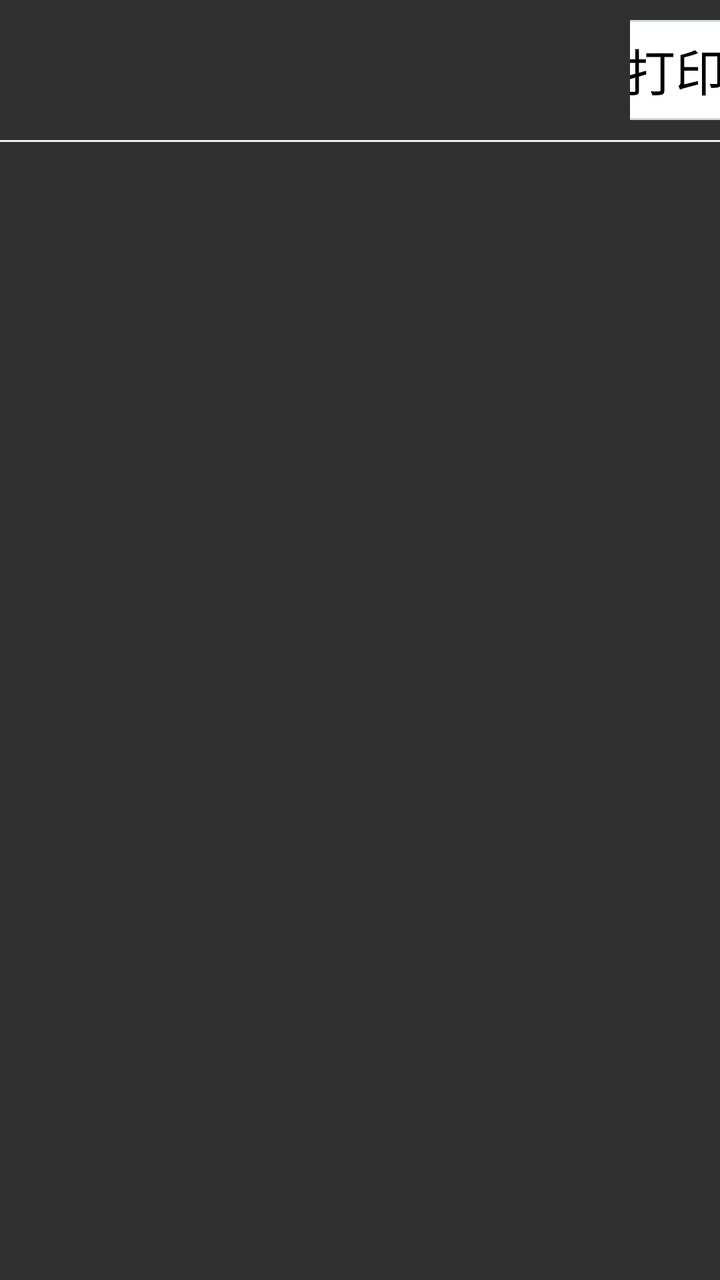
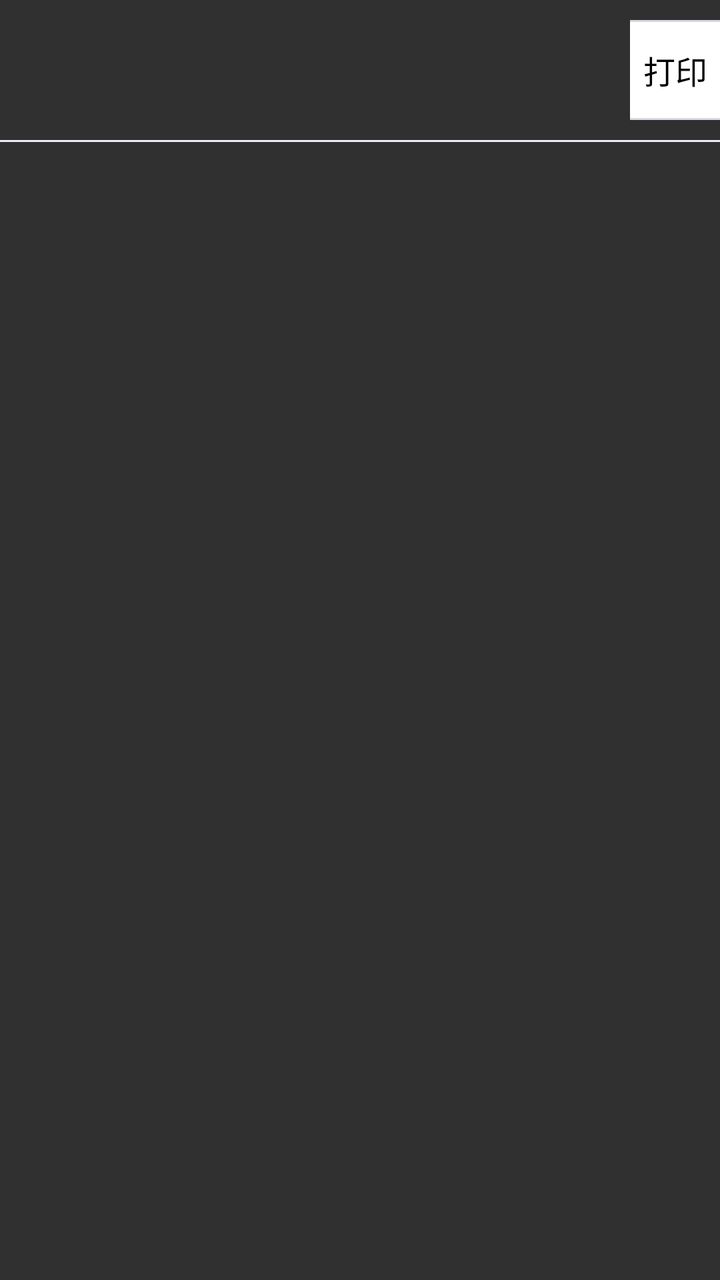

Screens rendered from an Android XML layout before and after an edit, with the pre-edit source and the edit as a unified diff.
<!-- AndroidManifest.xml: application theme Base.Theme.UHMCS -->
<!-- res/layout/item_relieve_shift.xml -->
<?xml version="1.0" encoding="utf-8"?>
<LinearLayout xmlns:android="http://schemas.android.com/apk/res/android"
    android:orientation="vertical"
    android:layout_width="match_parent"
    android:layout_height="wrap_content">
    <LinearLayout
        android:layout_width="match_parent"
        android:layout_height="wrap_content"
        android:paddingTop="10dp"
        android:paddingBottom="10dp">
        <TextView
            android:id="@+id/xuhao_tv"
            android:layout_width="0dp"
            android:layout_height="match_parent"
            android:gravity="center"
            android:text=""
            android:textSize="25dp"
            android:textColor="@color/black"
            android:layout_weight="1"/>
        <TextView
            android:id="@+id/time_tv"
            android:layout_width="0dp"
            android:layout_height="match_parent"
            android:gravity="center"
            android:text=""
            android:textSize="25dp"
            android:textColor="@color/black"
            android:layout_weight="2"/>
        <TextView
            android:id="@+id/shouyinyuan_tv"
            android:layout_width="0dp"
            android:layout_height="match_parent"
            android:gravity="center"
            android:text=""
            android:textSize="25dp"
            android:textColor="@color/black"
            android:layout_weight="1"/>
        <TextView
            android:id="@+id/shoukuan_tv"
            android:layout_width="0dp"
            android:layout_height="match_parent"
            android:gravity="center"
            android:text=""
            android:textSize="25dp"
            android:textColor="@color/black"
            android:layout_weight="1"/>
        <TextView
            android:id="@+id/tuikuan_tv"
            android:layout_width="0dp"
            android:layout_height="match_parent"
            android:gravity="center"
            android:text=""
            android:textSize="25dp"
            android:textColor="@color/black"
            android:layout_weight="1"/>
        <TextView
            android:id="@+id/yingshou_tv"
            android:layout_width="0dp"
            android:layout_height="match_parent"
            android:gravity="center"
            android:text=""
            android:textSize="25dp"
            android:textColor="@color/black"
            android:layout_weight="1"/>
        <LinearLayout
            android:visibility="visible"
            android:gravity="center"
            android:layout_width="0dp"
            android:layout_height="wrap_content"
            android:orientation="vertical"
            android:layout_weight="1">
            <TextView
                android:id="@+id/print_btn"
                android:layout_width="100dp"
                android:layout_height="50dp"
                android:background="@drawable/gray_line1"
                android:layout_weight="1"
                android:textSize="25dp"
                android:textColor="@color/black"
                android:text="打印"
                android:gravity="center"/>
        </LinearLayout>
    </LinearLayout>
    <View
        android:layout_width="match_parent"
        android:layout_height="1dp"
        android:background="#ebeef5" />

</LinearLayout>
<!-- resources referenced by this layout -->
<resources>
  <color name="black">#FF000000</color>
  <!-- drawable gray_line1 (drawable) -->
  <shape xmlns:android="http://schemas.android.com/apk/res/android">
      <solid android:color="@color/white" /> 
  
      <stroke android:width="1dp" android:color="#FFD4D8E2" /> 
      <corners android:radius="10dp"/>
  </shape>
  <style name="Base.Theme.UHMCS" parent="Theme.AppCompat.NoActionBar">
          
          
          <item name="android:windowFullscreen">true</item>
          <item name="android:windowContentOverlay">@null</item>
          <item name="colorControlActivated">@color/black</item> 
  
  
  
  
      </style>
  <color name="white">#FFFFFFFF</color>
</resources>

<!-- the commit's change to res/layout/item_relieve_shift.xml (unified diff, before → after) -->
@@ -14,7 +14,7 @@
             android:layout_height="match_parent"
             android:gravity="center"
             android:text=""
-            android:textSize="25dp"
+            android:textSize="16dp"
             android:textColor="@color/black"
             android:layout_weight="1"/>
         <TextView
@@ -23,7 +23,7 @@
             android:layout_height="match_parent"
             android:gravity="center"
             android:text=""
-            android:textSize="25dp"
+            android:textSize="16dp"
             android:textColor="@color/black"
             android:layout_weight="2"/>
         <TextView
@@ -32,7 +32,7 @@
             android:layout_height="match_parent"
             android:gravity="center"
             android:text=""
-            android:textSize="25dp"
+            android:textSize="16dp"
             android:textColor="@color/black"
             android:layout_weight="1"/>
         <TextView
@@ -41,7 +41,7 @@
             android:layout_height="match_parent"
             android:gravity="center"
             android:text=""
-            android:textSize="25dp"
+            android:textSize="16dp"
             android:textColor="@color/black"
             android:layout_weight="1"/>
         <TextView
@@ -50,7 +50,7 @@
             android:layout_height="match_parent"
             android:gravity="center"
             android:text=""
-            android:textSize="25dp"
+            android:textSize="16dp"
             android:textColor="@color/black"
             android:layout_weight="1"/>
         <TextView
@@ -59,7 +59,7 @@
             android:layout_height="match_parent"
             android:gravity="center"
             android:text=""
-            android:textSize="25dp"
+            android:textSize="16dp"
             android:textColor="@color/black"
             android:layout_weight="1"/>
         <LinearLayout
@@ -75,9 +75,9 @@
                 android:layout_height="50dp"
                 android:background="@drawable/gray_line1"
                 android:layout_weight="1"
-                android:textSize="25dp"
+                android:textSize="16dp"
                 android:textColor="@color/black"
-                android:text="打印"
+                android:text="@string/print"
                 android:gravity="center"/>
         </LinearLayout>
     </LinearLayout>
<!-- resource entries referenced after the edit -->
@@ -8,6 +8,7 @@
       <stroke android:width="1dp" android:color="#FFD4D8E2" /> 
       <corners android:radius="10dp"/>
   </shape>
+  <string name="print">打印</string>
   <style name="Base.Theme.UHMCS" parent="Theme.AppCompat.NoActionBar">
           
           
